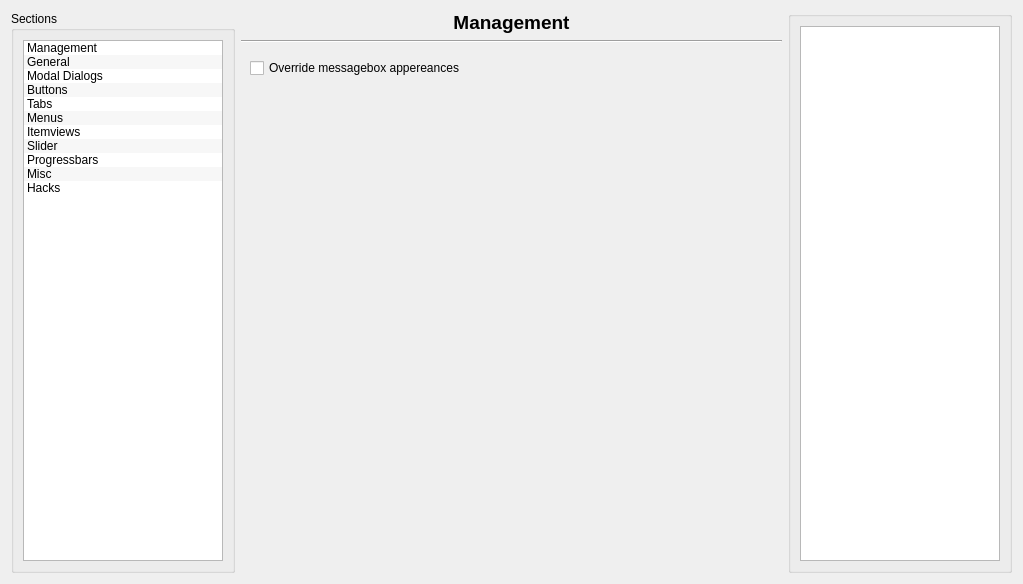
Before: the Qt Designer form config/config.ui in deiv/bespin-pkg, drawn with Qt 5.
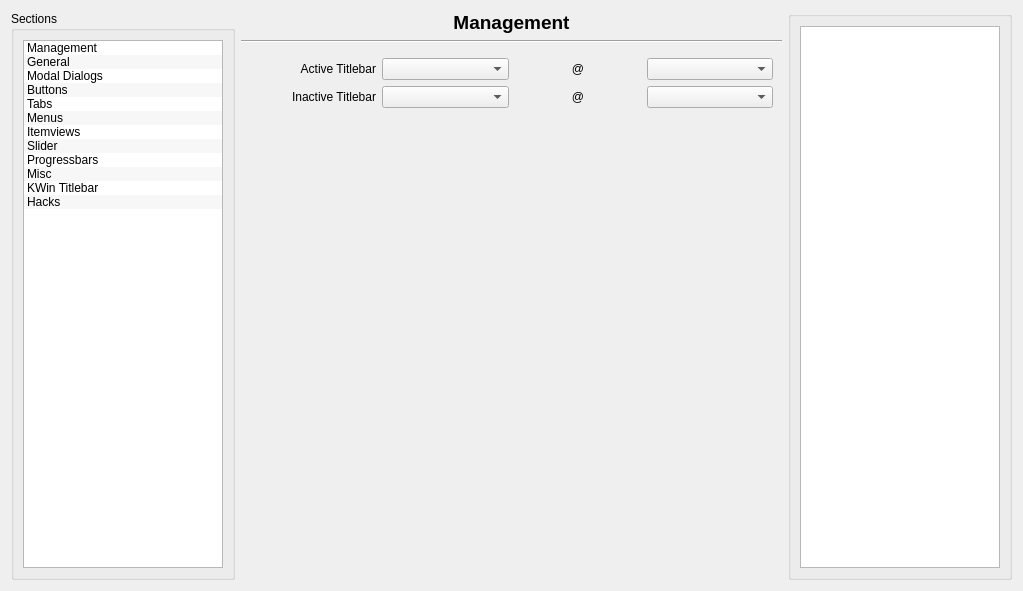
After: the same form once the commit is applied. The open tabs and pages were chosen to show the change.

Commit message: dump in kwin client

The edit to the form file:
```diff
--- a/config/config.ui
+++ b/config/config.ui
@@ -6,7 +6,7 @@
     <x>0</x>
     <y>0</y>
     <width>1019</width>
-    <height>584</height>
+    <height>591</height>
    </rect>
   </property>
   <property name="windowTitle" >
@@ -134,6 +134,11 @@
           <string>Misc</string>
          </property>
         </item>
+        <item>
+         <property name="text" >
+          <string>KWin Titlebar</string>
+         </property>
+        </item>
         <item>
          <property name="text" >
           <string>Hacks</string>
@@ -1944,13 +1949,100 @@
        </item>
       </layout>
      </widget>
+     <widget class="QWidget" name="Seite_6" >
+      <layout class="QGridLayout" name="gridLayout_7" >
+       <item row="0" column="0" >
+        <widget class="QLabel" name="label_5" >
+         <property name="text" >
+          <string>Active Titlebar</string>
+         </property>
+         <property name="alignment" >
+          <set>Qt::AlignRight|Qt::AlignTrailing|Qt::AlignVCenter</set>
+         </property>
+        </widget>
+       </item>
+       <item row="0" column="1" >
+        <widget class="QComboBox" name="kwinActiveGrad" />
+       </item>
+       <item row="0" column="2" >
+        <widget class="QLabel" name="label_22" >
+         <property name="sizePolicy" >
+          <sizepolicy vsizetype="Preferred" hsizetype="Minimum" >
+           <horstretch>0</horstretch>
+           <verstretch>0</verstretch>
+          </sizepolicy>
+         </property>
+         <property name="text" >
+          <string>@</string>
+         </property>
+         <property name="alignment" >
+          <set>Qt::AlignCenter</set>
+         </property>
+        </widget>
+       </item>
+       <item row="0" column="3" >
+        <widget class="QComboBox" name="kwinActiveRole" />
+       </item>
+       <item row="1" column="0" >
+        <widget class="QLabel" name="label_7" >
+         <property name="text" >
+          <string>Inactive Titlebar</string>
+         </property>
+         <property name="alignment" >
+          <set>Qt::AlignRight|Qt::AlignTrailing|Qt::AlignVCenter</set>
+         </property>
+        </widget>
+       </item>
+       <item row="1" column="1" >
+        <widget class="QComboBox" name="kwinInactiveGrad" />
+       </item>
+       <item row="1" column="2" >
+        <widget class="QLabel" name="label_23" >
+         <property name="sizePolicy" >
+          <sizepolicy vsizetype="Preferred" hsizetype="Minimum" >
+           <horstretch>0</horstretch>
+           <verstretch>0</verstretch>
+          </sizepolicy>
+         </property>
+         <property name="font" >
+          <font>
+           <weight>50</weight>
+           <bold>false</bold>
+          </font>
+         </property>
+         <property name="text" >
+          <string>@</string>
+         </property>
+         <property name="alignment" >
+          <set>Qt::AlignCenter</set>
+         </property>
+        </widget>
+       </item>
+       <item row="1" column="3" >
+        <widget class="QComboBox" name="kwinInactiveRole" />
+       </item>
+       <item row="2" column="1" >
+        <spacer name="verticalSpacer_3" >
+         <property name="orientation" >
+          <enum>Qt::Vertical</enum>
+         </property>
+         <property name="sizeHint" stdset="0" >
+          <size>
+           <width>20</width>
+           <height>449</height>
+          </size>
+         </property>
+        </spacer>
+       </item>
+      </layout>
+     </widget>
      <widget class="QWidget" name="Seite_5" >
       <property name="geometry" >
        <rect>
         <x>0</x>
         <y>0</y>
         <width>541</width>
-        <height>525</height>
+        <height>530</height>
        </rect>
       </property>
       <layout class="QGridLayout" name="gridLayout" >
@@ -1962,6 +2054,13 @@
         </widget>
        </item>
        <item row="1" column="0" >
+        <widget class="QCheckBox" name="hackKHtml" >
+         <property name="text" >
+          <string>Sunken KHtml view (Konqueror)</string>
+         </property>
+        </widget>
+       </item>
+       <item row="2" column="0" >
         <spacer name="verticalSpacer" >
          <property name="orientation" >
           <enum>Qt::Vertical</enum>
```
Left out of the diff: 11 changed lines with no effect on the pictures. The commit also changes 32 other files.
